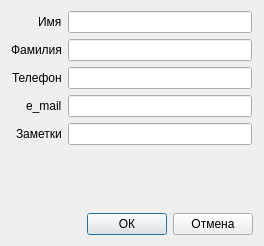
This is fmCh.ui in rinarose3/AddressBook as Qt 5 draws it before an edit. The edited form follows.
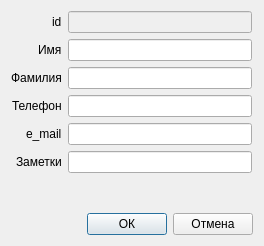
This is the edited form.

```diff
--- a/fmCh.ui
+++ b/fmCh.ui
@@ -28,24 +28,24 @@
      <property name="rightMargin">
       <number>1</number>
      </property>
-     <item row="0" column="0">
+     <item row="1" column="0">
       <widget class="QLabel" name="lbName">
        <property name="text">
         <string>Имя</string>
        </property>
       </widget>
      </item>
-     <item row="1" column="0">
+     <item row="2" column="0">
       <widget class="QLabel" name="lbFamily">
        <property name="text">
         <string>Фамилия</string>
        </property>
       </widget>
      </item>
-     <item row="1" column="1">
+     <item row="2" column="1">
       <widget class="QLineEdit" name="leFamily"/>
      </item>
-     <item row="2" column="0">
+     <item row="3" column="0">
       <widget class="QLabel" name="lbPhone">
        <property name="frameShape">
         <enum>QFrame::NoFrame</enum>
@@ -55,36 +55,50 @@
        </property>
       </widget>
      </item>
-     <item row="2" column="1">
+     <item row="3" column="1">
       <widget class="QLineEdit" name="lePhone"/>
      </item>
-     <item row="3" column="0">
+     <item row="4" column="0">
       <widget class="QLabel" name="lbMail">
        <property name="text">
         <string>e_mail</string>
        </property>
       </widget>
      </item>
-     <item row="3" column="1">
+     <item row="4" column="1">
       <widget class="QLineEdit" name="leMail"/>
      </item>
-     <item row="4" column="0">
+     <item row="5" column="0">
       <widget class="QLabel" name="lbNotes">
        <property name="text">
         <string>Заметки</string>
        </property>
       </widget>
      </item>
-     <item row="4" column="1">
+     <item row="5" column="1">
       <widget class="QLineEdit" name="leNote"/>
      </item>
-     <item row="0" column="1">
+     <item row="1" column="1">
       <widget class="QLineEdit" name="leName">
        <property name="text">
         <string/>
        </property>
       </widget>
      </item>
+     <item row="0" column="0">
+      <widget class="QLabel" name="label">
+       <property name="text">
+        <string>id</string>
+       </property>
+      </widget>
+     </item>
+     <item row="0" column="1">
+      <widget class="QLineEdit" name="leId">
+       <property name="enabled">
+        <bool>false</bool>
+       </property>
+      </widget>
+     </item>
     </layout>
    </item>
    <item>
```
Left out of the diff: 19 changed lines with no effect on the pictures.
